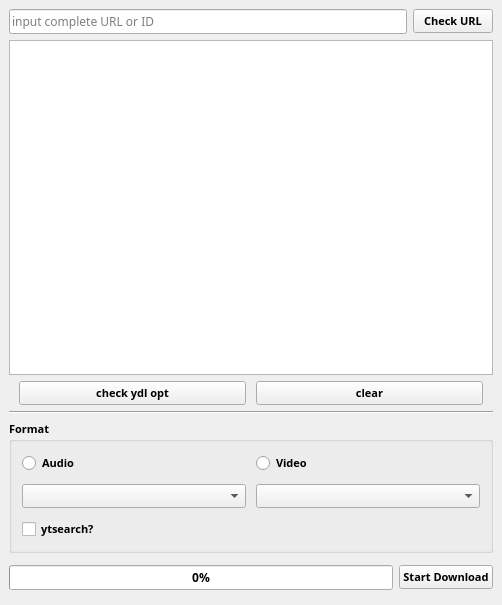
Above: ui/main_v2.ui from 3636382e35/ytdlp-gui before the change. Below: the same form after it.
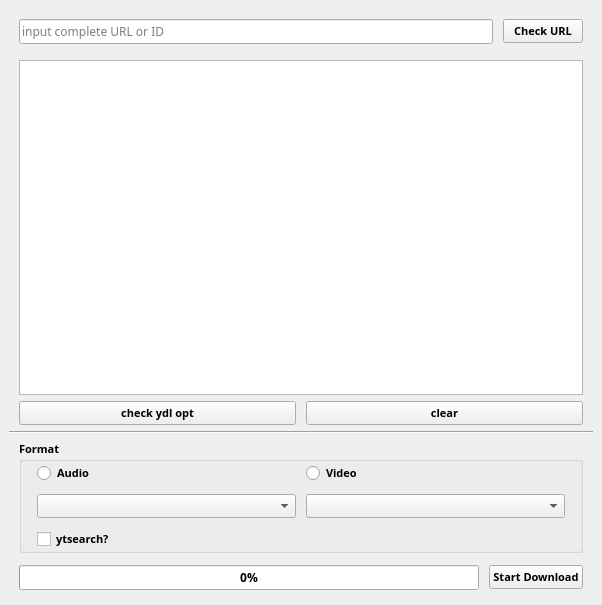
That is the form after the change.

Diff of the .ui file:
```diff
--- a/ui/main_v2.ui
+++ b/ui/main_v2.ui
@@ -6,7 +6,7 @@
    <rect>
     <x>0</x>
     <y>0</y>
-    <width>502</width>
+    <width>602</width>
     <height>605</height>
    </rect>
   </property>
@@ -30,6 +30,21 @@
    <layout class="QVBoxLayout" name="verticalLayout">
     <item>
      <layout class="QHBoxLayout" name="horizontalLayout">
+      <property name="spacing">
+       <number>10</number>
+      </property>
+      <property name="leftMargin">
+       <number>10</number>
+      </property>
+      <property name="topMargin">
+       <number>10</number>
+      </property>
+      <property name="rightMargin">
+       <number>10</number>
+      </property>
+      <property name="bottomMargin">
+       <number>10</number>
+      </property>
       <item>
        <widget class="QLineEdit" name="url_line_edit">
         <property name="font">
@@ -62,6 +77,14 @@
      </layout>
     </item>
     <item>
+     <layout class="QHBoxLayout" name="horizontalLayout_6">
+      <property name="leftMargin">
+       <number>10</number>
+      </property>
+      <property name="rightMargin">
+       <number>10</number>
+      </property>
+      <item>
      <widget class="QTextEdit" name="textEdit">
       <property name="enabled">
        <bool>true</bool>
@@ -82,6 +105,8 @@
       </property>
      </widget>
     </item>
+     </layout>
+    </item>
     <item>
      <layout class="QHBoxLayout" name="horizontalLayout_3">
       <property name="spacing">
@@ -133,6 +158,17 @@
      </widget>
     </item>
     <item>
+     <layout class="QHBoxLayout" name="horizontalLayout_5">
+      <property name="spacing">
+       <number>10</number>
+      </property>
+      <property name="leftMargin">
+       <number>10</number>
+      </property>
+      <property name="rightMargin">
+       <number>10</number>
+      </property>
+      <item>
      <widget class="QGroupBox" name="groupBox">
       <property name="font">
        <font>
@@ -147,16 +183,16 @@
       </property>
       <layout class="QGridLayout" name="gridLayout">
        <property name="leftMargin">
-        <number>10</number>
+          <number>15</number>
        </property>
        <property name="topMargin">
-        <number>10</number>
+          <number>0</number>
        </property>
        <property name="rightMargin">
-        <number>10</number>
+          <number>15</number>
        </property>
        <property name="bottomMargin">
-        <number>10</number>
+          <number>0</number>
        </property>
        <property name="spacing">
         <number>10</number>
@@ -207,19 +243,21 @@
       </layout>
      </widget>
     </item>
+     </layout>
+    </item>
     <item>
      <layout class="QHBoxLayout" name="horizontalLayout_2">
       <property name="spacing">
-       <number>6</number>
+       <number>10</number>
       </property>
       <property name="leftMargin">
-       <number>0</number>
+       <number>10</number>
       </property>
       <property name="topMargin">
        <number>6</number>
       </property>
       <property name="rightMargin">
-       <number>0</number>
+       <number>10</number>
       </property>
       <property name="bottomMargin">
        <number>6</number>
```
Left out of the diff: 2 changed lines with no effect on the pictures. Lines whose indentation alone changed are shown as unchanged.
